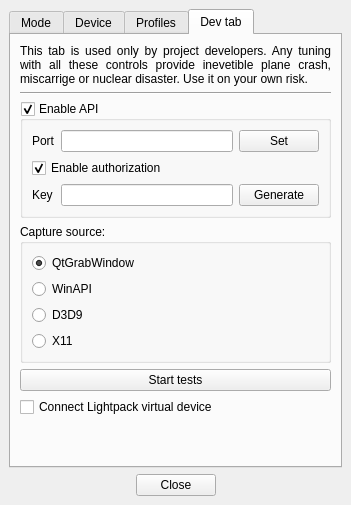
Before: the Qt Designer form Software/src/SettingsWindow.ui in Atarity/Lightpack, drawn with Qt 5.
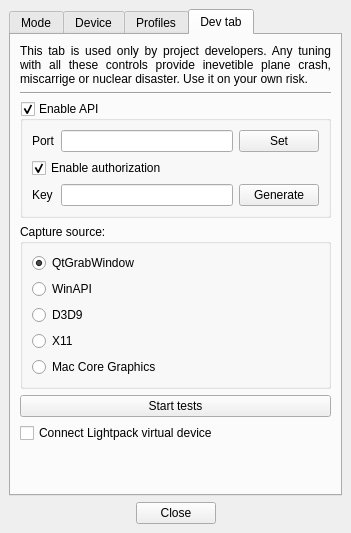
After: the same form once the commit is applied. Icons and pictures are not drawn. Custom widgets are drawn as their Qt base class.

Commit message:
Software: fix Mac OS X grab, using Core Graphics; Add radio button to switch grab mode, using Core Graphics as default;
Special thanks to Nikolay Kudashov for testing and debugging on Mac OS X Lion;

```diff
--- a/Software/src/SettingsWindow.ui
+++ b/Software/src/SettingsWindow.ui
@@ -8,7 +8,7 @@
     <x>0</x>
     <y>0</y>
     <width>351</width>
-    <height>505</height>
+    <height>533</height>
    </rect>
   </property>
   <property name="windowTitle">
@@ -1156,6 +1156,19 @@
              </property>
             </widget>
            </item>
+           <item>
+            <widget class="QRadioButton" name="radioButton_GrabMacCoreGraphics">
+             <property name="sizePolicy">
+              <sizepolicy hsizetype="Maximum" vsizetype="Minimum">
+               <horstretch>0</horstretch>
+               <verstretch>0</verstretch>
+              </sizepolicy>
+             </property>
+             <property name="text">
+              <string>Mac Core Graphics</string>
+             </property>
+            </widget>
+           </item>
           </layout>
          </widget>
         </item>
```
The commit also changes 7 other files.
